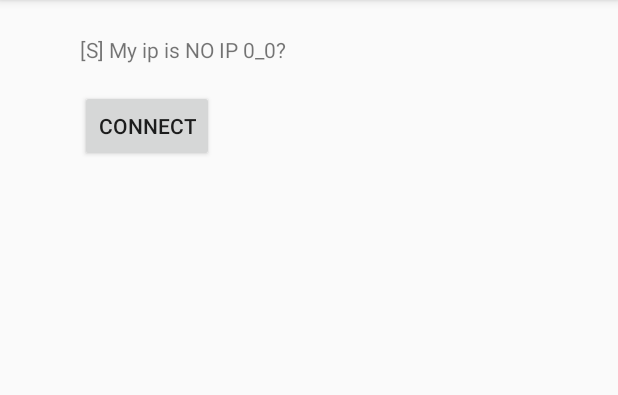
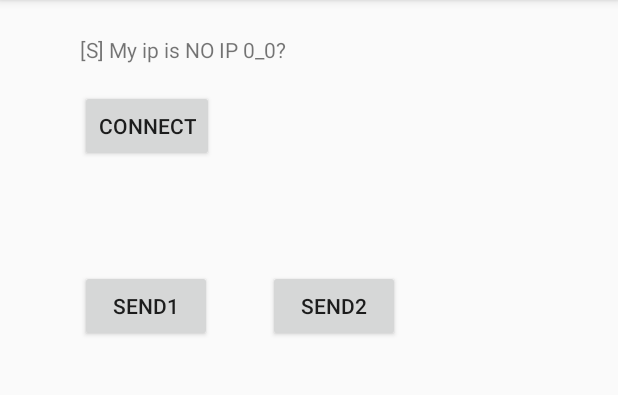
Before and after one commit to MoSaGrinMaRi/victorium, an Android app: the screen it shows after launch (Lobby), after a tap on "NEXT", on a phone screen of 412 x 824 dp, the part 84-479 px from its top. Run offline under Robolectric (Android 15) with nearby library versions, the phone set to English and light mode, and no system bars.

Commit message:
Added multi connection (simultaneously) Added list of connected players

```diff
--- a/app/src/main/java/com/MoSaGrinMaRi/team/victorium/Connection/Lobby.java
+++ b/app/src/main/java/com/MoSaGrinMaRi/team/victorium/Connection/Lobby.java
@@ -3,25 +3,57 @@ package com.MoSaGrinMaRi.team.victorium.Connection;
 import android.support.v7.app.AppCompatActivity;
 import android.os.Bundle;
 import android.view.View;
+import android.widget.ArrayAdapter;
 import android.widget.Button;
 import android.widget.EditText;
+import android.widget.ListView;
 import android.widget.TextView;
 
 import com.MoSaGrinMaRi.team.victorium.R;
 
+import java.net.InetAddress;
+import java.net.NetworkInterface;
+import java.net.SocketException;
+import java.util.ArrayList;
+import java.util.Enumeration;
+
 public class Lobby extends AppCompatActivity {
 
+    public static int gPort = 52232;
+
+    public static ListView lv;
     public static TextView tv;
     public static EditText tvSip;
+    public static Button b1;
     public static Server s1;
     public static Client c1;
     static String localPlayerName;
     static boolean isServer1 = false;
 
+    static ArrayList<String> connectionsList = new ArrayList<>();
+
     @Override
     protected void onCreate(Bundle savedInstanceState) {
         super.onCreate(savedInstanceState);
         setContentView(R.layout.activity_lobby);
+
+        b1 = (Button)findViewById(R.id.connectBtn);
+
+        b1.setOnClickListener(new View.OnClickListener(){
+            @Override
+            public void onClick (View v){
+                ((Button)findViewById(R.id.connectBtn)).setEnabled(false);
+                ((Button)findViewById(R.id.connectBtn)).setClickable(false);
+                ((Button)findViewById(R.id.connectBtn)).setText("Connecting");
+
+                c1 = new Client();
+                System.out.println("[=2.1=].................");
+                c1.execute(isServer1 ? "192.168.0.106" : tvSip.getText().toString(), localPlayerName);
+                System.out.println("[=2.2=].................");
+            }
+        });
+
+        lv = (ListView) findViewById(R.id.connectionsListView);
 
         tv = (TextView) findViewById(R.id.status);
         tvSip = (EditText) findViewById(R.id.ipAddress);
@@ -31,24 +63,35 @@ public class Lobby extends AppCompatActivity {
             System.out.println("[=1=].................");
             s1 = new Server();
             System.out.println("[=1.1=].................");
-            s1.execute();
+            s1.execute(Lobby.this);
             System.out.println("[=1.2=].................");
+
+            //b1.performClick();  // create a client as well
         }
 
-        Button b1 = (Button)findViewById(R.id.connectBtn);
+        Button bS1 = (Button)findViewById(R.id.btnSend1);
+        Button bS2 = (Button)findViewById(R.id.btnSend2);
 
-        b1.setOnClickListener(new View.OnClickListener(){
+        bS1.setOnClickListener(new View.OnClickListener(){
             @Override
             public void onClick (View v){
-                c1 = new Client();
-                System.out.println("[=2.1=].................");
-                c1.execute(tvSip.getText().toString(), localPlayerName);
-                System.out.println("[=2.2=].................");
+                c1.sendString("1");
             }
         });
+        bS2.setOnClickListener(new View.OnClickListener(){
+            @Override
+            public void onClick (View v){
+                c1.sendString("2");
+            }
+        });
+
+        ArrayAdapter<String> adapter = new ArrayAdapter<>(this,
+                android.R.layout.simple_list_item_1, connectionsList);
+        lv.setAdapter(adapter);
+
     }
 
-    public static void statusUpdate(String s){
+    public static synchronized void statusUpdate(String s){
         tv.setText("[S] " + s);
     }
 
@@ -56,4 +99,49 @@ public class Lobby extends AppCompatActivity {
         isServer1 = isServer;
         localPlayerName = playerName;
     }
+
+    public static String getMyLocalIP(){
+        try{
+            Enumeration e = NetworkInterface.getNetworkInterfaces();
+            while(e.hasMoreElements())
+            {
+                NetworkInterface n = (NetworkInterface) e.nextElement();
+                Enumeration ee = n.getInetAddresses();
+                while (ee.hasMoreElements())
+                {
+                    InetAddress i = (InetAddress) ee.nextElement();
+                    if(i.getHostAddress().startsWith("192.168."))
+                        return i.getHostAddress();
+                }
+            }
+        } catch (SocketException e1) {
+            e1.printStackTrace();
+        }
+        return null;
+    }
+
+    @Override
+    public void onBackPressed() {
+        System.out.println("BACK PRESSED!!!" + (s1 == null) + " ][ " + (c1 == null));
+        if(s1 != null) {
+            s1.cancelChild();
+            s1.cancel(true);
+        }
+        if(c1 != null)
+            c1.cancel(true);
+
+        super.onBackPressed();
+    }
+
+    @Override
+    protected void onDestroy() {
+        if(s1 != null) {
+            s1.cancelChild();
+            s1.cancel(true);
+        }
+        if(c1 != null)
+            c1.cancel(true);
+
+        super.onDestroy();
+    }
 }
--- a/app/src/main/java/com/MoSaGrinMaRi/team/victorium/Connection/Server.java
+++ b/app/src/main/java/com/MoSaGrinMaRi/team/victorium/Connection/Server.java
@@ -1,71 +1,45 @@
 package com.MoSaGrinMaRi.team.victorium.Connection;
 
+import android.app.Activity;
 import android.os.AsyncTask;
+import android.os.Build;
 
 import java.net.*;
 import java.io.*;
-import java.util.Enumeration;
+import java.util.ArrayList;
+import java.util.List;
 
-public class Server extends AsyncTask<Void, String, Void> {
+public class Server extends AsyncTask<Activity, String, Void> {
 
-    static String line;
-    static String playerName;
+
+    List<ServerTread> connectionList = new ArrayList<>();
+    static int port = Lobby.gPort;
+    static Activity lActivity;
+    boolean islisten = true;
+    ServerTread connection;
 
     @Override
-    protected Void doInBackground(Void... params) {
+    protected Void doInBackground(Activity... params) {
+        if (params.length != 0) {
+            lActivity = params[0];
+        }else{
+            return null;
+        }
 
-        System.out.println("[=3.3=].................");
-        int port = 62322; // случайный порт (может быть любое число от 1025 до 65535)
         try {
-
-            publishProgress("NO IP 0_0?");
-            Enumeration e = NetworkInterface.getNetworkInterfaces();
-            while(e.hasMoreElements())
-            {
-                NetworkInterface n = (NetworkInterface) e.nextElement();
-                Enumeration ee = n.getInetAddresses();
-                while (ee.hasMoreElements())
-                {
-                    InetAddress i = (InetAddress) ee.nextElement();
-                    if(i.getHostAddress().startsWith("192.168."))
-                        publishProgress(i.getHostAddress());
-                }
+            String myIP = Lobby.getMyLocalIP();
+            if(Lobby.getMyLocalIP() == null) publishProgress("NO IP 0_0?"); else publishProgress(myIP + " : " + port);
+            ServerSocket serverSocket = new ServerSocket(port);
+            while (islisten || !isCancelled()) {
+                connection = new ServerTread();
+                connection.init(serverSocket.accept());
+                publishProgress("exe");
+                connectionList.add(connection);
             }
-
-            System.out.println("[=3.4=].................");
-            ServerSocket ss = new ServerSocket(port); // создаем сокет сервера и привязываем его к вышеуказанному порту
-            System.out.println("Waiting for a client...");
-            System.out.println("[=3.5=].................");
-            Socket socket = ss.accept(); // заставляем сервер ждать подключений и выводим сообщение когда кто-то связался с сервером
-
-            System.out.println("[=3.6=].................");
-            System.out.println("Got a client :) ... Finally, someone saw me through all the cover!");
-            System.out.println();
-
-            PrintWriter pwOut = new PrintWriter(socket.getOutputStream(), true);
-            KnockKnockProtocol kkp = new KnockKnockProtocol();
-            String outputLine = kkp.processInput(null);
-            pwOut.println(outputLine);
-
-            // Берем входной и выходной потоки сокета, теперь можем получать и отсылать данные клиенту.
-            InputStream sin = socket.getInputStream();
-            OutputStream sout = socket.getOutputStream();
-
-            // Конвертируем потоки в другой тип, чтоб легче обрабатывать текстовые сообщения.
-            DataInputStream in = new DataInputStream(sin);
-            DataOutputStream out = new DataOutputStream(sout);
-
-            line = null;
-            while(true) {
-                line = in.readUTF(); // ожидаем пока клиент пришлет строку текста.
-                System.out.println("The dumb client just sent me this line : " + line);
-                publishProgress();
-                System.out.println("I'm sending it back...");
-                out.writeUTF("from[S] "+line); // отсылаем клиенту обратно ту самую строку текста.
-                out.flush(); // заставляем поток закончить передачу данных.
-                System.out.println("Waiting for the next line...");
-                System.out.println();
-            }
+        } catch (IOException ioe) {
+            ioe.printStackTrace();
+            System.err.println("Could not listen on port " + port);
+            ioe.printStackTrace();
         } catch(Exception x) {
             x.printStackTrace();
         }
@@ -73,12 +47,42 @@ public class Server extends AsyncTask<Void, String, Void> {
     }
 
     @Override
-    protected void onProgressUpdate(String... aVoid){
-        if(aVoid.length != 0){
-            Lobby.statusUpdate("My ip is " + aVoid[0]);
-        }else {
-            Lobby.statusUpdate(line);
-            System.out.println("[=!S!=] get " + line + ".................");
+    protected void onProgressUpdate(String... s){
+        final String[] buffer = s;
+
+        if (buffer.length != 0){
+            if(buffer[0].equalsIgnoreCase("exe")){
+                if (Build.VERSION.SDK_INT>=Build.VERSION_CODES.HONEYCOMB)   // strange, worked even w/o this, before
+                    connection.executeOnExecutor(AsyncTask.THREAD_POOL_EXECUTOR);   // < --
+                else
+                    connection.execute();
+            }else {
+                Lobby.statusUpdate("My ip is " + buffer[0]);
+            }
         }
     }
+
+    @Override
+    protected void onPostExecute(Void aVoid) {
+        System.out.println("[S]OnPostExecute");
+    }
+
+    public void cancelChild(){
+        System.out.println("[S]onCancelChild");
+        if (connectionList != null) {
+            System.out.println(connectionList.get(0).getStatus());
+
+            for (ServerTread i : connectionList) {
+                i.inputStreamCancel();
+                i.cancel(true);
+            }
+        }
+        System.out.println(connectionList.get(0).getStatus());
+    }
+    @Override
+    protected void onCancelled() {
+        System.out.println("[S]OnCancel");
+        islisten = false;
+        super.onCancelled();
+    }
 }
--- a/app/src/main/res/layout/activity_lobby.xml
+++ b/app/src/main/res/layout/activity_lobby.xml
@@ -7,25 +7,25 @@
     tools:context="com.MoSaGrinMaRi.team.victorium.Connection.Lobby">
 
     <RelativeLayout
-        android:layout_width="368dp"
-        android:layout_height="495dp"
+        android:layout_width="match_parent"
+        android:layout_height="match_parent"
+        tools:ignore="MissingConstraints"
         tools:layout_editor_absoluteX="8dp"
-        tools:layout_editor_absoluteY="8dp"
-        tools:ignore="MissingConstraints">
+        tools:layout_editor_absoluteY="8dp">
 
         <TextView
             android:id="@+id/status"
             android:layout_width="wrap_content"
             android:layout_height="wrap_content"
+            android:layout_alignParentLeft="true"
+            android:layout_alignParentStart="true"
+            android:layout_alignParentTop="true"
+            android:layout_marginLeft="53dp"
+            android:layout_marginStart="53dp"
+            android:layout_marginTop="23dp"
             android:text="TextView"
             tools:layout_editor_absoluteX="120dp"
-            tools:layout_editor_absoluteY="125dp"
-            android:layout_alignParentTop="true"
-            android:layout_alignParentLeft="true"
-            android:layout_alignParentStart="true"
-            android:layout_marginLeft="53dp"
-            android:layout_marginStart="53dp"
-            android:layout_marginTop="23dp" />
+            tools:layout_editor_absoluteY="125dp" />
 
         <Button
             android:id="@+id/connectBtn"
@@ -50,6 +50,36 @@
             android:text="@string/ipAddressText"
             android:visibility="visible" />
 
+        <Button
+            android:id="@+id/btnSend1"
+            android:layout_width="wrap_content"
+            android:layout_height="wrap_content"
+            android:layout_alignLeft="@+id/ipAddress"
+            android:layout_alignStart="@+id/ipAddress"
+            android:layout_below="@+id/ipAddress"
+            android:layout_marginTop="13dp"
+            android:elevation="0dp"
+            android:text="Send1" />
+
+        <Button
+            android:id="@+id/btnSend2"
+            android:layout_width="wrap_content"
+            android:layout_height="wrap_content"
+            android:layout_alignBaseline="@+id/btnSend1"
+            android:layout_alignBottom="@+id/btnSend1"
+            android:layout_alignEnd="@+id/ipAddress"
+            android:layout_alignRight="@+id/ipAddress"
+            android:elevation="0dp"
+            android:text="Send2" />
+
+        <ListView
+            android:id="@+id/connectionsListView"
+            android:layout_width="wrap_content"
+            android:layout_height="match_parent"
+            android:layout_below="@+id/btnSend1"
+            android:layout_marginTop="16dp"
+            android:scrollbars="none|vertical" />
+
     </RelativeLayout>
 
 </android.support.constraint.ConstraintLayout>
--- a/app/src/main/res/values/strings.xml
+++ b/app/src/main/res/values/strings.xml
@@ -10,6 +10,6 @@
     <string name="ConnectBtnText">Next</string>
 
     <!--    lobby   -->
-    <string name="ipAddressText">192.168.[Server ip]</string>
+    <string name="ipAddressText">192.168.0.106</string>
     <string name="ConnectBtnLobbyText">Connect</string>
 </resources>
```
Also changed, not shown: app/src/main/java/com/MoSaGrinMaRi/team/victorium/Connection/Client.java (+71 -39 lines), app/src/main/java/com/MoSaGrinMaRi/team/victorium/Connection/ServerTread.java (added, +79 -0 lines).
